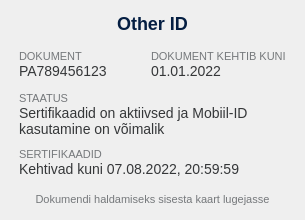
open-eid/DigiDoc4-Client, file client/widgets/OtherId.ui: the form before one commit.
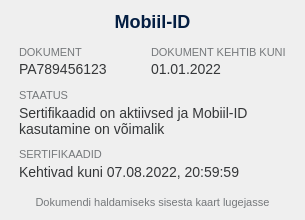
The form after the commit.

Commit message:
Fixes to UI of Other EID (Mobile, Digi, Other)
    1. Added space between headers and texts.
    2. Hopefully fixed the STAATUS vertical text cut error for OSX.
    3. removed not needed widgets/spacers from 'Teised eID-d'

What changed in the file:
```diff
--- a/client/widgets/OtherId.ui
+++ b/client/widgets/OtherId.ui
@@ -51,8 +51,8 @@
      </property>
      <property name="sizeHint" stdset="0">
       <size>
-       <width>1</width>
-       <height>0</height>
+       <width>20</width>
+       <height>2</height>
       </size>
      </property>
     </spacer>
@@ -68,7 +68,7 @@
      <property name="minimumSize">
       <size>
        <width>0</width>
-       <height>100</height>
+       <height>0</height>
       </size>
      </property>
      <property name="maximumSize">
@@ -99,10 +99,10 @@
          <string notr="true">border: none; color: #041E42; font-size: 18px; 	font-weight: 500;</string>
         </property>
         <property name="text">
-         <string>Other ID</string>
+         <string>Mobiil-ID</string>
         </property>
         <property name="alignment">
-         <set>Qt::AlignCenter</set>
+         <set>Qt::AlignHCenter|Qt::AlignTop</set>
         </property>
        </widget>
       </item>
@@ -189,12 +189,21 @@
                  <verstretch>0</verstretch>
                 </sizepolicy>
                </property>
+               <property name="minimumSize">
+                <size>
+                 <width>0</width>
+                 <height>16</height>
+                </size>
+               </property>
                <property name="styleSheet">
                 <string notr="true">color: #75787B; font-size: 11px;</string>
                </property>
                <property name="text">
                 <string>DOKUMENT</string>
                </property>
+               <property name="alignment">
+                <set>Qt::AlignLeading|Qt::AlignLeft|Qt::AlignTop</set>
+               </property>
               </widget>
              </item>
              <item>
@@ -205,6 +214,12 @@
                  <verstretch>0</verstretch>
                 </sizepolicy>
                </property>
+               <property name="minimumSize">
+                <size>
+                 <width>0</width>
+                 <height>0</height>
+                </size>
+               </property>
                <property name="styleSheet">
                 <string notr="true">color: #353739; font-size: 14px;</string>
                </property>
@@ -261,12 +276,21 @@
                  <verstretch>0</verstretch>
                 </sizepolicy>
                </property>
+               <property name="minimumSize">
+                <size>
+                 <width>0</width>
+                 <height>16</height>
+                </size>
+               </property>
                <property name="styleSheet">
                 <string notr="true">color: #75787B; font-size: 11px;</string>
                </property>
                <property name="text">
                 <string>DOKUMENT KEHTIB KUNI</string>
                </property>
+               <property name="alignment">
+                <set>Qt::AlignLeading|Qt::AlignLeft|Qt::AlignTop</set>
+               </property>
               </widget>
              </item>
              <item>
@@ -277,6 +301,12 @@
                  <verstretch>0</verstretch>
                 </sizepolicy>
                </property>
+               <property name="minimumSize">
+                <size>
+                 <width>0</width>
+                 <height>0</height>
+                </size>
+               </property>
                <property name="styleSheet">
                 <string notr="true">color: #353739; font-size: 14px;</string>
                </property>
@@ -337,12 +367,21 @@
             <verstretch>0</verstretch>
            </sizepolicy>
           </property>
+          <property name="minimumSize">
+           <size>
+            <width>0</width>
+            <height>16</height>
+           </size>
+          </property>
           <property name="styleSheet">
            <string notr="true">color: #75787B; font-size: 11px;</string>
           </property>
           <property name="text">
            <string>STAATUS</string>
           </property>
+          <property name="alignment">
+           <set>Qt::AlignLeading|Qt::AlignLeft|Qt::AlignTop</set>
+          </property>
          </widget>
         </item>
         <item>
@@ -398,12 +437,21 @@
             <verstretch>0</verstretch>
            </sizepolicy>
           </property>
+          <property name="minimumSize">
+           <size>
+            <width>0</width>
+            <height>16</height>
+           </size>
+          </property>
           <property name="styleSheet">
            <string notr="true">color: #75787B; font-size: 11px;</string>
           </property>
           <property name="text">
            <string>SERTIFIKAADID</string>
           </property>
+          <property name="alignment">
+           <set>Qt::AlignLeading|Qt::AlignLeft|Qt::AlignTop</set>
+          </property>
          </widget>
         </item>
         <item>
@@ -414,6 +462,12 @@
             <verstretch>0</verstretch>
            </sizepolicy>
           </property>
+          <property name="minimumSize">
+           <size>
+            <width>0</width>
+            <height>0</height>
+           </size>
+          </property>
           <property name="styleSheet">
            <string notr="true">color: #353739; font-size: 14px;</string>
           </property>
@@ -485,8 +539,8 @@
      </property>
      <property name="sizeHint" stdset="0">
       <size>
-       <width>0</width>
-       <height>0</height>
+       <width>20</width>
+       <height>1</height>
       </size>
      </property>
     </spacer>
```
Left out of the diff: 6 changed lines with no effect on the pictures. The commit also changes 1 other file.
